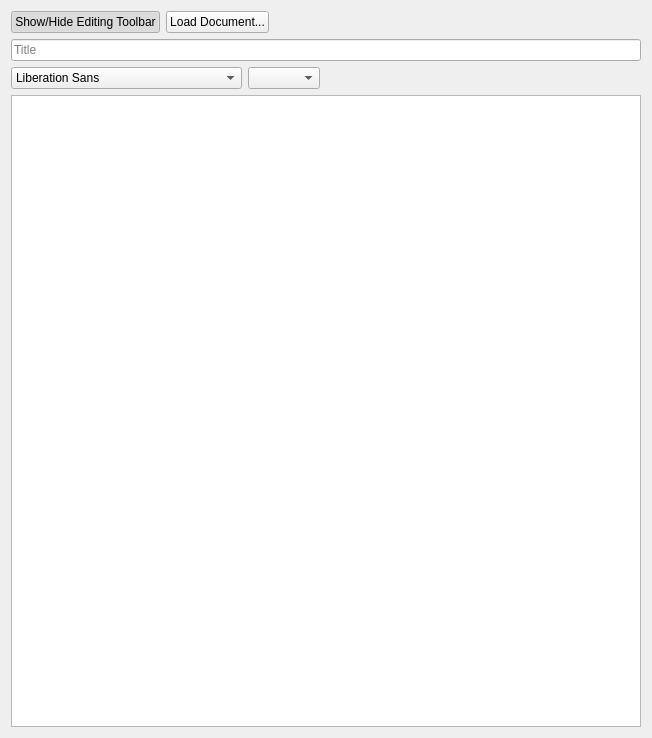
gdevic/LucidNotes, file src/WidgetTextEdit.ui: the form before one commit.
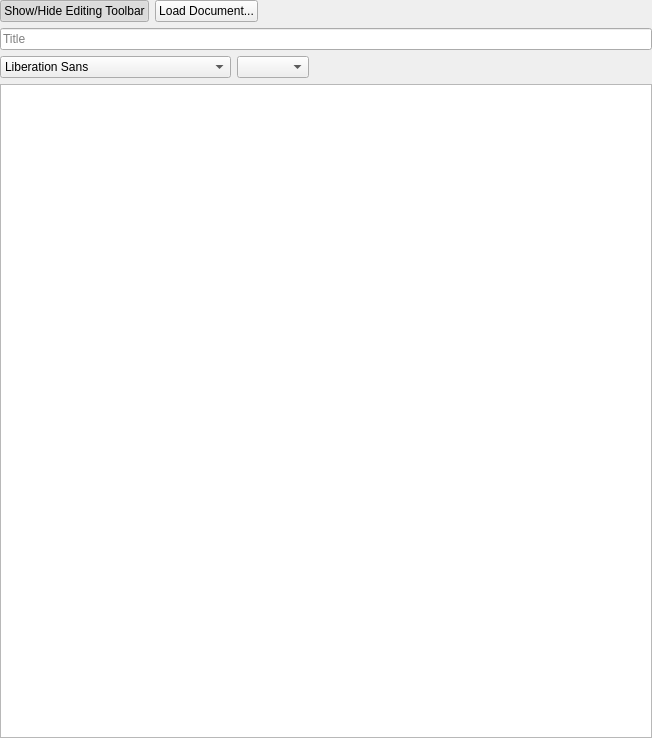
The form after the commit. Custom widgets are drawn as their Qt base class.

Commit message: Set default font on import and margins around the edited text

What changed in the file:
```diff
--- a/src/WidgetTextEdit.ui
+++ b/src/WidgetTextEdit.ui
@@ -11,6 +11,18 @@
    </rect>
   </property>
   <layout class="QVBoxLayout" name="verticalLayout_2">
+   <property name="leftMargin">
+    <number>0</number>
+   </property>
+   <property name="topMargin">
+    <number>0</number>
+   </property>
+   <property name="rightMargin">
+    <number>0</number>
+   </property>
+   <property name="bottomMargin">
+    <number>0</number>
+   </property>
    <item>
     <layout class="QVBoxLayout" name="verticalLayout">
      <item>
```
The commit also changes 3 other files.
